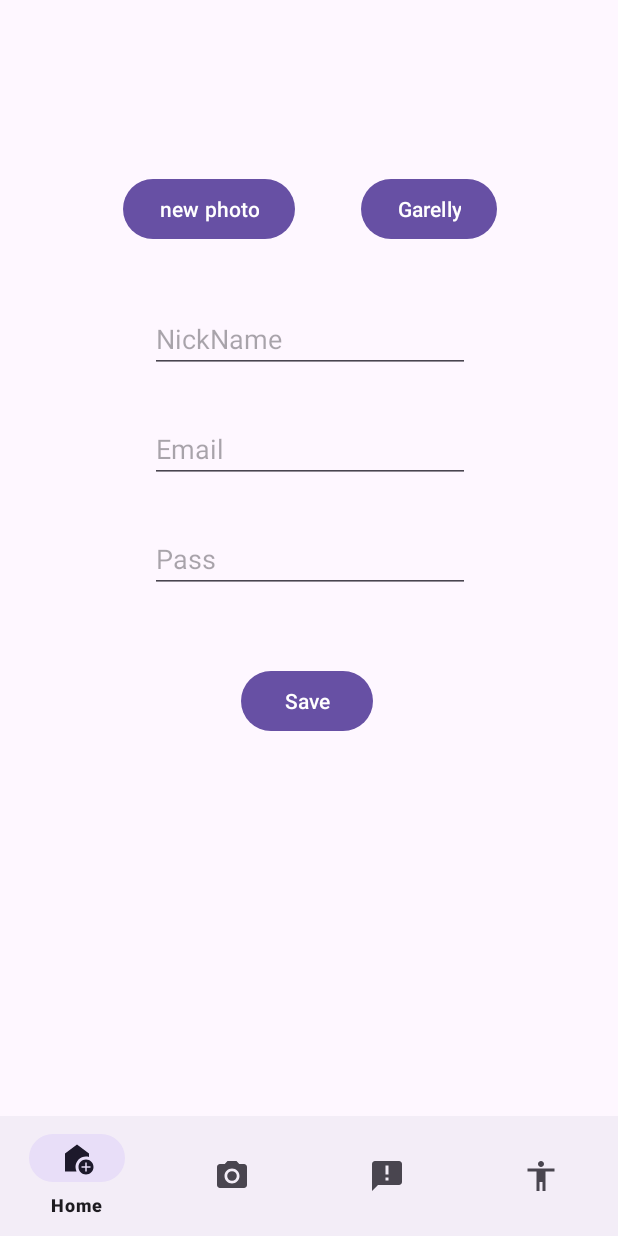
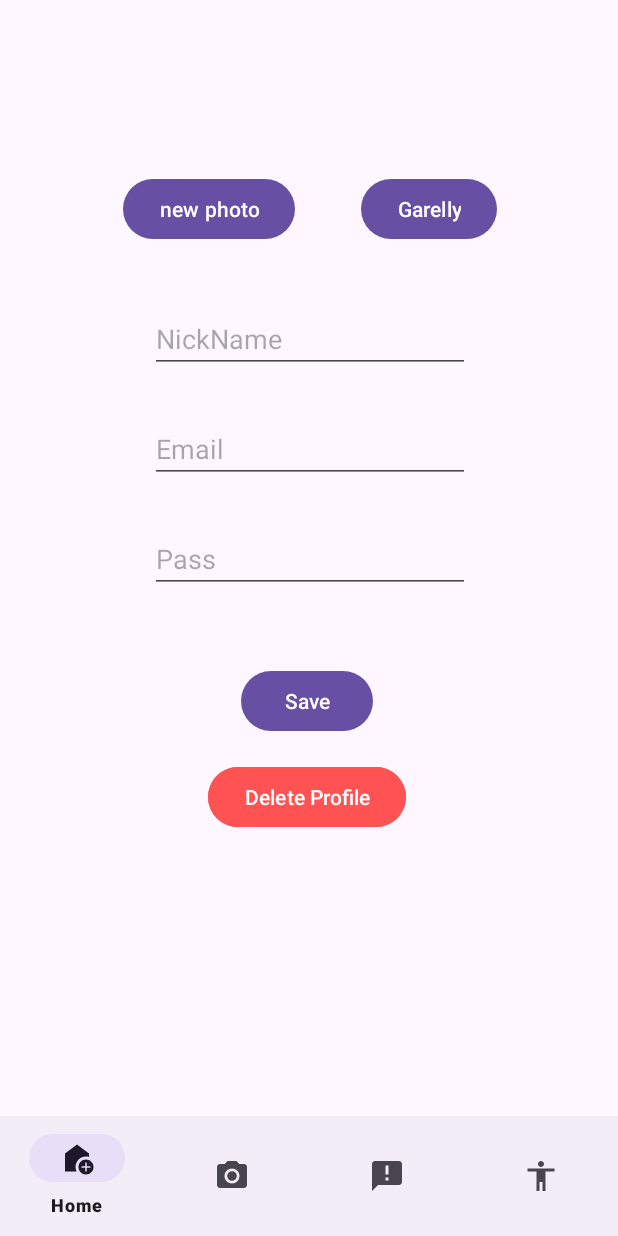
Before and after one commit to zvarych220/collage_android, an Android app: the EditProfile screen opened through its navigation route, on a phone screen of 412 x 824 dp. Run offline under Robolectric (Android 15) with nearby library versions, the phone set to English and light mode, and no system bars; our stand-ins replace Room's generated code, navigation-ui.

```diff
--- a/Click_Projeck/app/src/main/java/data/dao/UserDao.kt
+++ b/Click_Projeck/app/src/main/java/data/dao/UserDao.kt
@@ -11,9 +11,6 @@ interface UserDao {
     @Insert(onConflict = OnConflictStrategy.REPLACE)
     suspend fun insertUser(user: User): Long
 
-    @Delete
-    suspend fun deleteUser(user: User)
-
     @Update
     suspend fun updateUser(user: User)
 
--- a/Click_Projeck/app/src/main/res/layout/edit_prof.xml
+++ b/Click_Projeck/app/src/main/res/layout/edit_prof.xml
@@ -86,4 +86,15 @@
         app:layout_constraintHorizontal_bias="0.483"
         app:layout_constraintStart_toStartOf="@+id/editTextText3"
         app:layout_constraintTop_toBottomOf="@+id/editTextText3" />
+
+    <Button
+        android:id="@+id/deleteProfileButton"
+        android:layout_width="wrap_content"
+        android:layout_height="wrap_content"
+        android:layout_marginTop="16dp"
+        android:text="Delete Profile"
+        android:backgroundTint="#FF5252"
+        app:layout_constraintEnd_toEndOf="@+id/button3"
+        app:layout_constraintStart_toStartOf="@+id/button3"
+        app:layout_constraintTop_toBottomOf="@+id/button3" />
 </androidx.constraintlayout.widget.ConstraintLayout>
```
Also changed, not shown: Click_Projeck/app/src/main/java/com/example/click_projeck/EditProfile.kt (+35 -0 lines).
